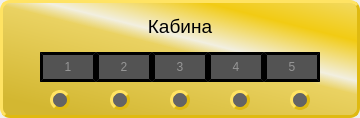
Above: interfaces/digitalTable.ui from ZalmanHack/Elevator before the change. Below: the same form after it.
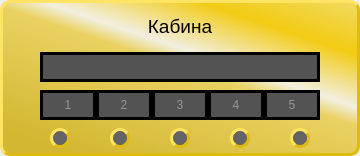
That is the form after the change. Icons and pictures are not drawn.

The edit to the form file:
```diff
--- a/interfaces/digitalTable.ui
+++ b/interfaces/digitalTable.ui
@@ -7,19 +7,19 @@
     <x>0</x>
     <y>0</y>
     <width>360</width>
-    <height>118</height>
+    <height>156</height>
    </rect>
   </property>
   <property name="minimumSize">
    <size>
     <width>360</width>
-    <height>118</height>
+    <height>156</height>
    </size>
   </property>
   <property name="maximumSize">
    <size>
     <width>360</width>
-    <height>118</height>
+    <height>156</height>
    </size>
   </property>
   <property name="windowTitle">
@@ -46,13 +46,13 @@
      <property name="minimumSize">
       <size>
        <width>360</width>
-       <height>118</height>
+       <height>156</height>
       </size>
      </property>
      <property name="maximumSize">
       <size>
        <width>360</width>
-       <height>118</height>
+       <height>156</height>
       </size>
      </property>
      <property name="styleSheet">
@@ -108,6 +108,100 @@
         </property>
        </widget>
       </item>
+      <item>
+       <widget class="QWidget" name="widget_2" native="true">
+        <property name="minimumSize">
+         <size>
+          <width>0</width>
+          <height>30</height>
+         </size>
+        </property>
+        <property name="maximumSize">
+         <size>
+          <width>16777215</width>
+          <height>30</height>
+         </size>
+        </property>
+        <layout class="QHBoxLayout" name="horizontalLayout_2">
+         <property name="spacing">
+          <number>0</number>
+         </property>
+         <property name="leftMargin">
+          <number>0</number>
+         </property>
+         <property name="topMargin">
+          <number>0</number>
+         </property>
+         <property name="rightMargin">
+          <number>0</number>
+         </property>
+         <property name="bottomMargin">
+          <number>0</number>
+         </property>
+         <item>
+          <spacer name="horizontalSpacer">
+           <property name="orientation">
+            <enum>Qt::Horizontal</enum>
+           </property>
+           <property name="sizeHint" stdset="0">
+            <size>
+             <width>27</width>
+             <height>20</height>
+            </size>
+           </property>
+          </spacer>
+         </item>
+         <item>
+          <widget class="QLabel" name="label_info_table">
+           <property name="minimumSize">
+            <size>
+             <width>280</width>
+             <height>30</height>
+            </size>
+           </property>
+           <property name="maximumSize">
+            <size>
+             <width>280</width>
+             <height>30</height>
+            </size>
+           </property>
+           <property name="styleSheet">
+            <string notr="true">QLabel {
+	background-color: rgb(83, 83, 83);
+	font: 75 15pt &quot;MS Shell Dlg 2&quot;;
+	color: rgb(150, 150, 150);
+	border-style: outset;
+	border-width: 3px;
+	border-color: black;
+}</string>
+           </property>
+           <property name="text">
+            <string/>
+           </property>
+           <property name="alignment">
+            <set>Qt::AlignCenter</set>
+           </property>
+           <property name="wordWrap">
+            <bool>false</bool>
+           </property>
+          </widget>
+         </item>
+         <item>
+          <spacer name="horizontalSpacer_2">
+           <property name="orientation">
+            <enum>Qt::Horizontal</enum>
+           </property>
+           <property name="sizeHint" stdset="0">
+            <size>
+             <width>27</width>
+             <height>20</height>
+            </size>
+           </property>
+          </spacer>
+         </item>
+        </layout>
+       </widget>
+      </item>
       <item>
        <widget class="QWidget" name="digital" native="true">
         <property name="minimumSize">
```
